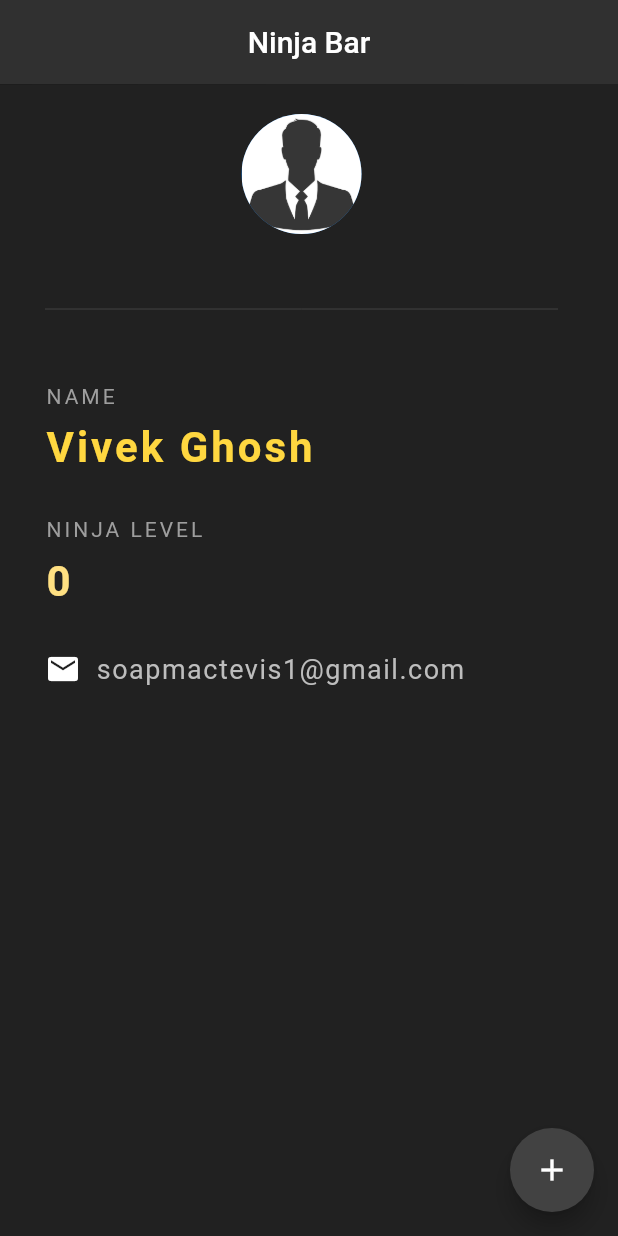
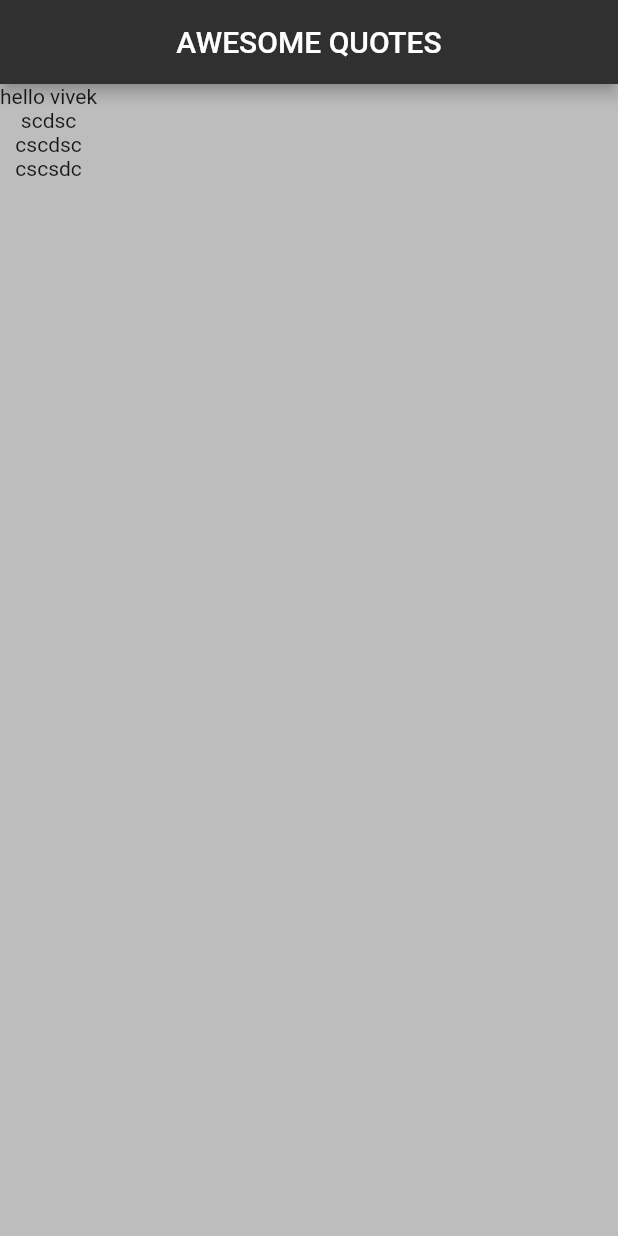
Before and after one commit to itsvivekghosh/flutter-tutorial, a Flutter app: the screen it shows after launch, on a phone screen of 412 x 824 dp. Run offline on Flutter 3.47's test engine with Material 2 defaults, Android fonts, the phone set to English and light mode, and no system bars.

Commit message:
added List Project

```diff
--- a/my_app/lib/main.dart
+++ b/my_app/lib/main.dart
@@ -2,102 +2,28 @@ import 'package:flutter/material.dart';
 
 void main() {
   return runApp(MaterialApp(
-    home: Home(),
+    home: QuoteList(),
   ));
 }
 
-class Home extends StatefulWidget {
+class QuoteList extends StatefulWidget {
   @override
-  _HomeState createState() => _HomeState();
+  _QuoteListState createState() => _QuoteListState();
 }
 
-class _HomeState extends State<Home> {
-  int ninjaLevel = 0;
-
+class _QuoteListState extends State<QuoteList> {
+  List<String> quotes = ["hello vivek", "scdsc", "cscdsc", "cscsdc"];
   @override
   Widget build(BuildContext context) {
     return Scaffold(
-      backgroundColor: Colors.grey[900],
+      backgroundColor: Colors.grey[400],
       appBar: AppBar(
-        title: Text("Ninja Bar"),
+        title: Text("Awesome Quotes".toUpperCase()),
         centerTitle: true,
+        titleSpacing: 1.0,
         backgroundColor: Colors.grey[850],
-        elevation: 0.2,
       ),
-      floatingActionButton: FloatingActionButton(
-        onPressed: () {
-          setState(() {
-            ninjaLevel += 1;
-          });
-          print("Hello Ninja Level: $ninjaLevel");
-        },
-        child: Icon(Icons.add),
-        backgroundColor: Colors.grey[800],
-      ),
-      body: Padding(
-        padding: EdgeInsets.fromLTRB(30, 20, 40, 0),
-        child: Column(
-          crossAxisAlignment: CrossAxisAlignment.start,
-          children: <Widget>[
-            Center(
-                child: CircleAvatar(
-              backgroundImage: AssetImage('assets/default.jpg'),
-              radius: 40.0,
-            )),
-            Divider(height: 100, color: Colors.grey[800]),
-            Text(
-              "NAME",
-              style: TextStyle(color: Colors.grey, letterSpacing: 2.0),
-            ),
-            SizedBox(
-              height: 10.0,
-            ),
-            Text(
-              "Vivek Ghosh",
-              style: TextStyle(
-                  fontSize: 28.0,
-                  fontWeight: FontWeight.bold,
-                  color: Colors.amberAccent[200],
-                  letterSpacing: 2.0),
-            ),
-            SizedBox(
-              height: 30.0,
-            ),
-            Text(
-              "NINJA LEVEL",
-              style: TextStyle(color: Colors.grey, letterSpacing: 2.0),
-            ),
-            SizedBox(
-              height: 10.0,
-            ),
-            Text(
-              "$ninjaLevel",
-              style: TextStyle(
-                  fontSize: 28.0,
-                  fontWeight: FontWeight.bold,
-                  color: Colors.amber[200],
-                  letterSpacing: 2.0),
-            ),
-            SizedBox(
-              height: 30.0,
-            ),
-            Row(
-              children: [
-                Icon(
-                  Icons.email,
-                  color: Colors.white,
-                ),
-                SizedBox(width: 10),
-                Text("soapmactevis1@gmail.com",
-                    style: TextStyle(
-                        color: Colors.grey[400],
-                        fontSize: 18.0,
-                        letterSpacing: 1.0)),
-              ],
-            )
-          ],
-        ),
-      ),
+      body: Column(children: quotes.map((quote) => Text(quote)).toList()),
     );
   }
 }
```
